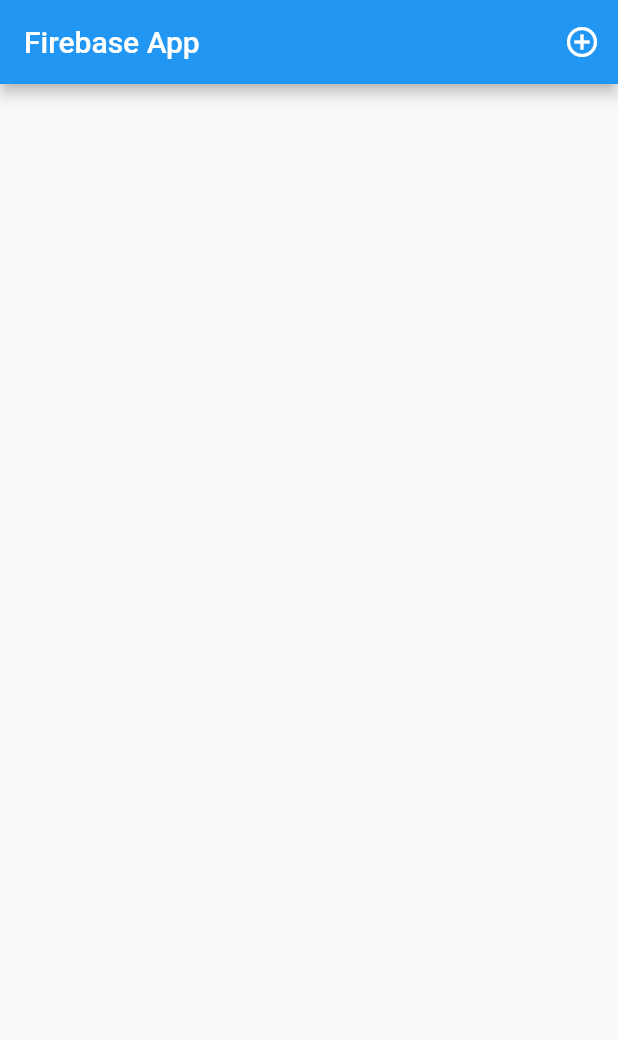
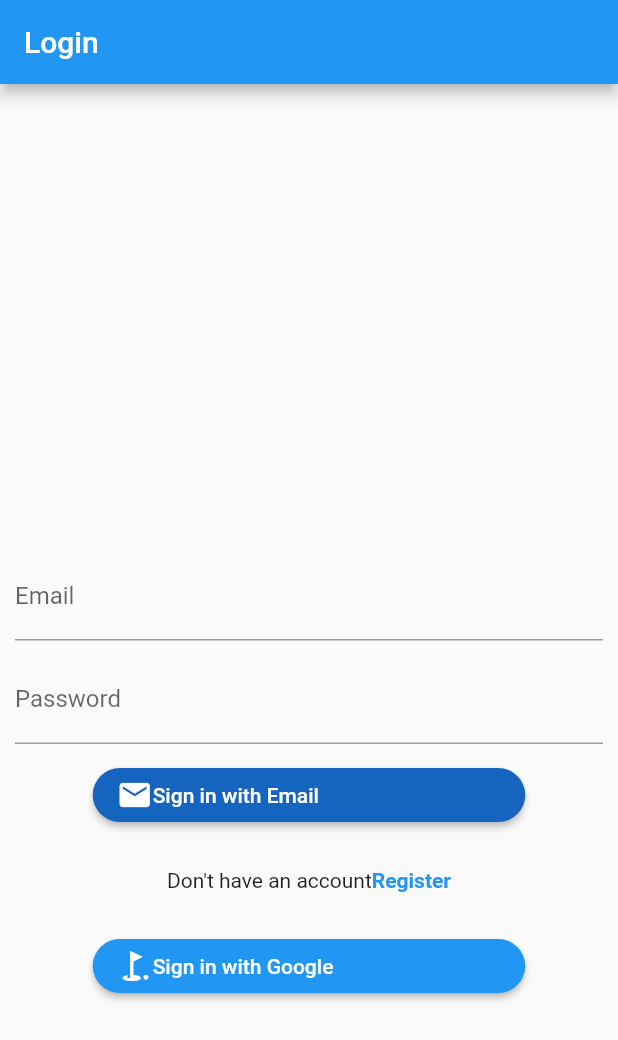
Before and after one commit to thinh1stonesky/firebase_1, a Flutter app: the screen it shows after launch, on a phone screen of 412 x 824 dp. Shown: the top 1040 px of the screen. Run offline on Flutter 3.47's test engine with Material 2 defaults, Android fonts, the phone set to English and light mode, and no system bars; our stand-ins replace cloud_firestore, firebase_auth, firebase_core, firebase_storage, flutter_slidable, google_sign_in and 1 more; accounts and stored records are empty.

Commit message:
8.23 25/5/2022

```diff
--- /dev/null
+++ b/lib/firebase/authentication/authentication_methods.dart
@@ -0,0 +1,43 @@
+
+
+import 'package:firebase_auth/firebase_auth.dart';
+import 'package:google_sign_in/google_sign_in.dart';
+
+//Phương thức đăng nhập bằng tài khoản Google
+Future<UserCredential> signWithGoogle()async{
+  final GoogleSignInAccount? googleUser = await GoogleSignIn().signIn();
+  final GoogleSignInAuthentication? googleAuth = await googleUser?.authentication;
+  final credential = GoogleAuthProvider.credential(
+    accessToken: googleAuth?.accessToken,
+    idToken: googleAuth?.idToken
+  );
+  return FirebaseAuth.instance.signInWithCredential(credential);
+}
+
+//Phương thức đăng ký tài khoản Email, password
+Future<UserCredential> registerEmailPassword({
+  required String email,
+  required String password
+}){
+  try{
+    return FirebaseAuth.instance.createUserWithEmailAndPassword(
+        email: email,
+        password: password);
+  }on FirebaseAuthException catch(e){
+    return Future.error(e.code);
+  }
+}
+
+//Phương thức hỗ đăng nhập bằng Email, password
+Future<UserCredential> signWithEmailPassword({
+  required String email,
+  required String password
+}) async{
+  try{
+    var userCredential = await FirebaseAuth.instance.
+          signInWithEmailAndPassword(email: email, password: password);
+    return userCredential;
+  }on FirebaseAuthException catch(e){
+    return Future.error(e.code);
+  }
+}
--- /dev/null
+++ b/lib/firebase/authentication/login_page.dart
@@ -0,0 +1,133 @@
+
+import 'package:firebase_1/firebase/authentication/authentication_methods.dart';
+import 'package:firebase_1/firebase/authentication/register_page.dart';
+import 'package:flutter/cupertino.dart';
+import 'package:flutter/material.dart';
+
+import '../cloud_firebase/page_firebase_app.dart';
+
+class LoginPage extends StatefulWidget {
+  const LoginPage({Key? key}) : super(key: key);
+
+  @override
+  State<LoginPage> createState() => _LoginPageState();
+}
+
+class _LoginPageState extends State<LoginPage> {
+
+  String thongBaoLoi = "";
+  TextEditingController emailCtrl = TextEditingController();
+  TextEditingController passCtrl = TextEditingController();
+
+  @override
+  Widget build(BuildContext context) {
+    Size size = MediaQuery.of(context).size;
+    return Scaffold(
+      appBar: AppBar(
+        title: Text('Login'),
+      ),
+      body: Padding(
+        padding: EdgeInsets.symmetric(horizontal: 10),
+        child: SizedBox(
+          height: size.height,
+          child: Column(
+            crossAxisAlignment: CrossAxisAlignment.center,
+            mainAxisAlignment: MainAxisAlignment.center,
+            children: [
+              const Spacer(),
+              const Spacer(),
+               TextField(
+                controller: emailCtrl,
+                decoration: const InputDecoration(
+                  label: Text('Email'),
+                ),
+              ),
+              const SizedBox(height: 10,),
+               TextField(
+                controller: passCtrl,
+                decoration: const InputDecoration(
+                  label: Text('Password'),
+                ),
+              ),
+              const SizedBox(height: 10,),
+              SizedBox(
+                width: size.width * 0.7,
+                child: ElevatedButton(onPressed: (){
+                  if(emailCtrl.text !="" && passCtrl.text !=""){
+                    signWithEmailPassword(email: emailCtrl.text, password: passCtrl.text).
+                      then((value){
+                        Navigator.of(context).pushAndRemoveUntil(
+                          MaterialPageRoute(builder: (context) => const FirebaseApp(),)
+                        , (route) => false);
+                    }).catchError((onError){
+                      setState(() {
+                        thongBaoLoi = onError;
+                      });
+                    });
+                  }
+                },
+                    style: ElevatedButton.styleFrom(
+                      shape: RoundedRectangleBorder(borderRadius: BorderRadius.circular(50)),
+                      primary: Colors.blue[800],
+                    ),
+                    child: Row(
+                      children: const [
+                        Icon(Icons.mail),
+                        Text('Sign in with Email',style: TextStyle(color: Colors.white),),
+                      ],
+                    )
+                ),
+              ),
+              const SizedBox(height: 25,),
+              Center(
+                child: Row(
+                  mainAxisAlignment: MainAxisAlignment.center,
+                  children: [
+                    const Text('Don\'t have an account',  ),
+                    InkWell(
+                      child: const Text('Register', style: TextStyle(fontWeight: FontWeight.bold, color: Colors.blue),),
+                      onTap: (){
+                        Navigator.of(context).push(
+                            MaterialPageRoute(builder: (context) => const RegisterPage(),)
+                        );
+                      },
+                    )
+                  ],
+                ),
+              ),
+              const SizedBox(height: 25,),
+              SizedBox(
+                width: size.width * 0.7,
+                child: ElevatedButton(
+                  onPressed: () async{
+                    var user = await signWithGoogle();
+                    if(user!=null){
+                      Navigator.of(context).pushAndRemoveUntil(
+                          MaterialPageRoute(builder: (context) => const FirebaseApp(),)
+                          , (route) => false);
+                    }else{
+                      setState(() {
+                        thongBaoLoi = "Login fails";
+                      });
+                    }
+                  },
+                  style: ElevatedButton.styleFrom(
+                      shape: RoundedRectangleBorder(borderRadius: BorderRadius.circular(50)),
+                      primary: Colors.tealAccent[800]
+                  ),
+                  child: Row(
+                    children: const [
+                      Icon(Icons.golf_course_outlined),
+                      Text('Sign in with Google'),
+                    ],
+                  ),
+                ),
+              ),
+              Spacer(),
+            ],
+          ),
+        ),
+      ),
+    );
+  }
+}
--- a/lib/firebase/cloud_firebase/page_firebase_app.dart
+++ b/lib/firebase/cloud_firebase/page_firebase_app.dart
@@ -13,6 +13,7 @@ class FirebaseApp extends StatefulWidget {
 class _FirebaseAppState extends State<FirebaseApp> {
   bool loi = false;
   bool ketNoi = false;
+
 
 
   @override
@@ -56,6 +57,7 @@ class _FirebaseAppState extends State<FirebaseApp> {
         ketNoi = true;
       });
     }catch(e){
+      print(e);
       setState(() {
          loi = true;
       });
--- a/lib/main.dart
+++ b/lib/main.dart
@@ -1,8 +1,10 @@
 import 'package:flutter/material.dart';
+import 'package:firebase_core/firebase_core.dart';
+import 'firebase/authentication/login_page.dart';
 
-import 'firebase/cloud_firebase/page_firebase_app.dart';
-
-void main() {
+void main() async {
+  WidgetsFlutterBinding.ensureInitialized();
+  await Firebase.initializeApp();
   runApp(const MyApp());
 }
 
@@ -18,7 +20,8 @@ class MyApp extends StatelessWidget {
 
         primarySwatch: Colors.blue,
       ),
-      home: const FirebaseApp(),
+      debugShowCheckedModeBanner: false,
+      home: const LoginPage(),
     );
   }
 }
--- a/pubspec.yaml
+++ b/pubspec.yaml
@@ -40,7 +40,8 @@ dependencies:
   firebase_storage: ^10.2.16
   image_picker: ^0.8.5+3
   file_picker: ^4.5.1
-
+  firebase_auth: ^3.3.18
+  google_sign_in: ^5.3.2
 
 
 dev_dependencies:
```
Also changed, not shown: lib/firebase/authentication/register_page.dart (added, +102 -0 lines), lib/firebase/cloud_firebase/pagehome_firebase.dart (+26 -1 lines), pubspec.lock.
